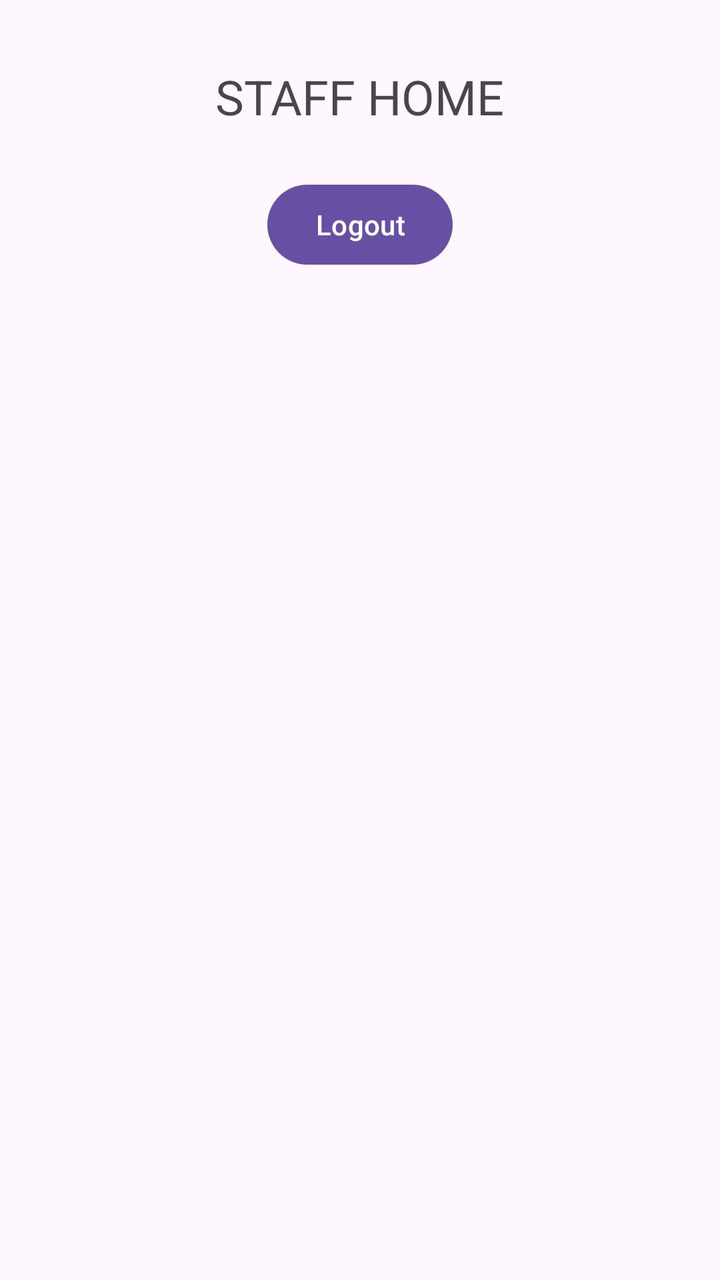
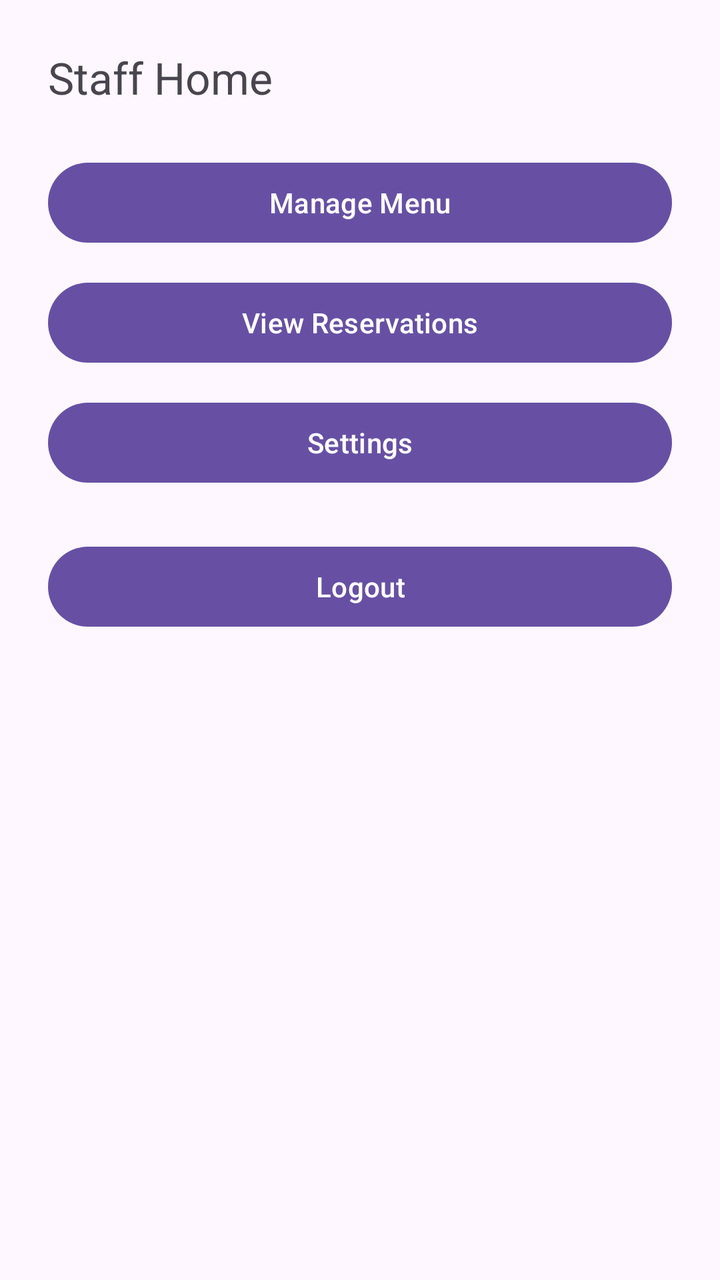

Compare the two renders of this Android layout. The source of the first and the diff that turns it into the second are given below.
<!-- AndroidManifest.xml: application theme Theme.COMP2000RestaurantApp -->
<!-- res/layout/activity_staff_home.xml -->
<?xml version="1.0" encoding="utf-8"?>
<androidx.constraintlayout.widget.ConstraintLayout
    xmlns:android="http://schemas.android.com/apk/res/android"
    xmlns:app="http://schemas.android.com/apk/res-auto"
    android:layout_width="match_parent"
    android:layout_height="match_parent">

    <TextView
        android:id="@+id/txtTitle"
        android:layout_width="wrap_content"
        android:layout_height="wrap_content"
        android:text="STAFF HOME"
        android:textSize="24sp"
        app:layout_constraintTop_toTopOf="parent"
        app:layout_constraintStart_toStartOf="parent"
        app:layout_constraintEnd_toEndOf="parent"
        android:layout_marginTop="32dp"/>

    <Button
        android:id="@+id/btnLogout"
        android:layout_width="wrap_content"
        android:layout_height="wrap_content"
        android:text="Logout"
        app:layout_constraintTop_toBottomOf="@id/txtTitle"
        app:layout_constraintStart_toStartOf="parent"
        app:layout_constraintEnd_toEndOf="parent"
        android:layout_marginTop="24dp"/>

</androidx.constraintlayout.widget.ConstraintLayout>
<!-- resources referenced by this layout -->
<resources>
  <style name="Theme.COMP2000RestaurantApp" parent="Base.Theme.COMP2000RestaurantApp" />
  <style name="Base.Theme.COMP2000RestaurantApp" parent="Theme.Material3.DayNight.NoActionBar">
          
          
      </style>
</resources>

<!-- the commit's change to res/layout/activity_staff_home.xml (unified diff, before → after) -->
@@ -1,29 +1,35 @@
 <?xml version="1.0" encoding="utf-8"?>
-<androidx.constraintlayout.widget.ConstraintLayout
-    xmlns:android="http://schemas.android.com/apk/res/android"
-    xmlns:app="http://schemas.android.com/apk/res-auto"
+<LinearLayout xmlns:android="http://schemas.android.com/apk/res/android"
+    android:orientation="vertical"
+    android:padding="24dp"
     android:layout_width="match_parent"
     android:layout_height="match_parent">
 
     <TextView
-        android:id="@+id/txtTitle"
+        android:text="Staff Home"
+        android:textSize="22sp"
+        android:layout_marginBottom="24dp"
         android:layout_width="wrap_content"
+        android:layout_height="wrap_content"/>
+
+    <Button android:text="Manage Menu"
+        android:layout_width="match_parent"
+        android:layout_height="wrap_content"/>
+
+    <Button android:text="View Reservations"
+        android:layout_width="match_parent"
         android:layout_height="wrap_content"
-        android:text="STAFF HOME"
-        android:textSize="24sp"
-        app:layout_constraintTop_toTopOf="parent"
-        app:layout_constraintStart_toStartOf="parent"
-        app:layout_constraintEnd_toEndOf="parent"
-        android:layout_marginTop="32dp"/>
+        android:layout_marginTop="12dp"/>
 
-    <Button
-        android:id="@+id/btnLogout"
-        android:layout_width="wrap_content"
+    <Button android:id="@+id/btnSettings"
+        android:text="Settings"
+        android:layout_width="match_parent"
         android:layout_height="wrap_content"
+        android:layout_marginTop="12dp"/>
+
+    <Button android:id="@+id/btnLogout"
         android:text="Logout"
-        app:layout_constraintTop_toBottomOf="@id/txtTitle"
-        app:layout_constraintStart_toStartOf="parent"
-        app:layout_constraintEnd_toEndOf="parent"
+        android:layout_width="match_parent"
+        android:layout_height="wrap_content"
         android:layout_marginTop="24dp"/>
-
-</androidx.constraintlayout.widget.ConstraintLayout>
+</LinearLayout>
